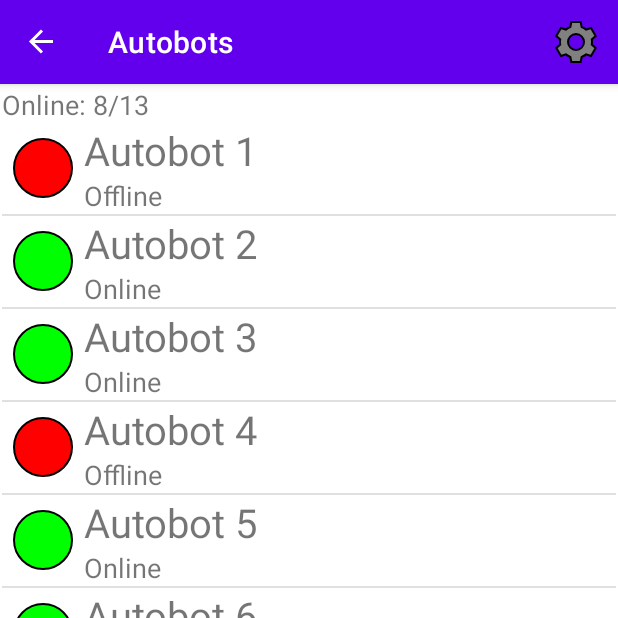
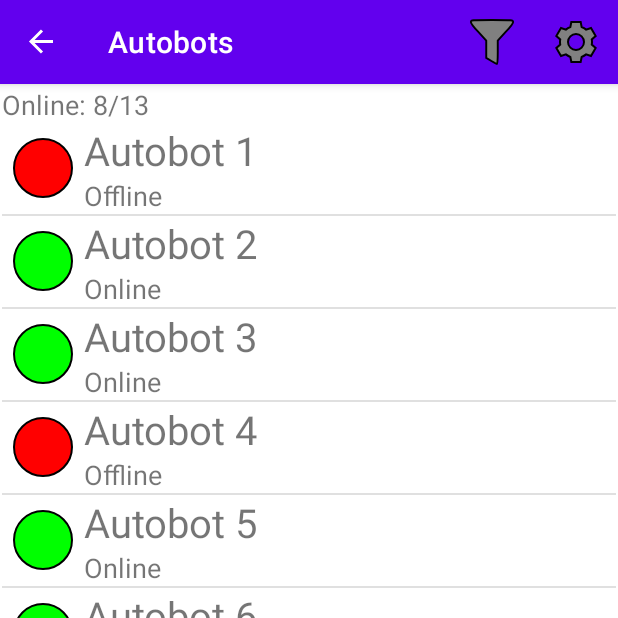
Before and after one commit to moevm/duckietown-android-app, an Android app: the screen it shows after launch (MainActivity), after a tap on "AUTOBOTS", on a phone screen of 412 x 824 dp, the top half of it. Run offline under Robolectric (Android 15) with nearby library versions, the phone set to English and light mode, and no system bars; our stand-ins replace navigation-ui.

Commit message:
Added filter modal window

```diff
--- a/duckietown_android/app/build.gradle
+++ b/duckietown_android/app/build.gradle
@@ -44,6 +44,8 @@ dependencies {
     implementation 'androidx.navigation:navigation-fragment-ktx:2.4.1'
     implementation 'androidx.navigation:navigation-ui-ktx:2.4.1'
     implementation 'androidx.preference:preference:1.2.0'
+    implementation 'androidx.legacy:legacy-support-v4:1.0.0'
+    implementation 'androidx.recyclerview:recyclerview:1.2.1'
     testImplementation 'junit:junit:4.13.2'
     androidTestImplementation 'androidx.test.ext:junit:1.1.3'
     androidTestImplementation 'androidx.test.espresso:espresso-core:3.4.0'
--- a/duckietown_android/app/src/main/java/com/example/duckietownandroid/FragmentDeviceList.kt
+++ b/duckietown_android/app/src/main/java/com/example/duckietownandroid/FragmentDeviceList.kt
@@ -4,9 +4,11 @@ import android.os.Bundle
 import android.util.Log
 import androidx.fragment.app.Fragment
 import android.view.LayoutInflater
+import android.view.Menu
 import android.view.View
 import android.view.ViewGroup
 import android.widget.Toast
+import androidx.appcompat.app.ActionBar
 import androidx.appcompat.app.AppCompatActivity
 import androidx.core.os.bundleOf
 import androidx.navigation.fragment.findNavController
@@ -27,6 +29,10 @@ class FragmentDeviceList : Fragment() {
     // onDestroyView.
     private val binding get() = _binding!!
 
+    override fun onCreate(savedInstanceState: Bundle?) {
+        super.onCreate(savedInstanceState)
+        setHasOptionsMenu(true)
+    }
     override fun onCreateView(
             inflater: LayoutInflater, container: ViewGroup?,
             savedInstanceState: Bundle?
@@ -44,7 +50,6 @@ class FragmentDeviceList : Fragment() {
 
         val typeName = arguments?.getString("list_type") ?: "unknown"
         setCurrentDevices(typeName)
-
         binding.deviceListHeader.text = getString(
             R.string.device_list_status,
             data.count(){item -> item.is_online},
@@ -77,6 +82,17 @@ class FragmentDeviceList : Fragment() {
         (activity as AppCompatActivity?)?.supportActionBar?.title = titleName
     }
 
+    override fun onPrepareOptionsMenu(menu: Menu) {
+        super.onPrepareOptionsMenu(menu)
+        val item = menu.findItem(R.id.menu_filter)
+        item.isVisible = true
+        item.setOnMenuItemClickListener {
+            val filter = DialogFilterFragment()
+            filter.show(activity?.supportFragmentManager!!, "dialog")
+            true
+        }
+    }
+
     private fun adapterOnItemClick(position: Int){
         val item = data[position]
         Toast.makeText(activity, item.name, Toast.LENGTH_SHORT).show()
--- /dev/null
+++ b/duckietown_android/app/src/main/res/drawable/filter.xml
@@ -0,0 +1,6 @@
+<vector android:height="48dp" android:viewportHeight="50"
+    android:viewportWidth="50" android:width="48dp" xmlns:android="http://schemas.android.com/apk/res/android">
+    <path android:fillColor="#808080"
+        android:strokeWidth="2"
+        android:pathData="M3,4.1c0,1.2 3.3,5.7 8,10.7l8,8.7 0,9 0,9 5.4,3.3c3,1.7 5.7,3.2 6,3.2 0.3,-0 0.6,-5.5 0.6,-12.3l0,-12.2 8,-8.7c4.7,-5 8,-9.5 8,-10.7 0,-2.1 -0.4,-2.1 -22,-2.1 -21.6,-0 -22,-0 -22,2.1z" android:strokeColor="#FF000000"/>
+</vector>
--- a/duckietown_android/app/src/main/res/layout/fragment_main.xml
+++ b/duckietown_android/app/src/main/res/layout/fragment_main.xml
@@ -25,7 +25,8 @@
             android:layout_margin="@dimen/main_logo_margin"
             android:layout_marginTop="@dimen/main_logo_margin_top"
             android:layout_width="match_parent"
-            android:layout_height="wrap_content"
+            android:layout_height="0dp"
+            android:layout_weight="3"
             android:src="@drawable/duckietown_logo" />
 
         <Button
--- a/duckietown_android/app/src/main/res/menu/menu_main.xml
+++ b/duckietown_android/app/src/main/res/menu/menu_main.xml
@@ -4,9 +4,16 @@
     tools:context="com.example.duckietownandroid.MainActivity">
 
     <item
+        android:id="@+id/menu_filter"
+        android:icon="@drawable/filter"
+        android:title="Filter"
+        android:visible="false"
+        app:showAsAction="ifRoom"/>
+
+    <item
         android:id="@+id/menu_item_test"
         android:icon="@drawable/settings"
-        android:title=""
+        android:title="Settings"
         app:showAsAction="always"/>
 
 </menu>
--- a/duckietown_android/app/src/main/res/values/dimens.xml
+++ b/duckietown_android/app/src/main/res/values/dimens.xml
@@ -6,4 +6,9 @@
     <dimen name="device_item_status_icon_margin">7dp</dimen>
     <dimen name="main_logo_margin">10dp</dimen>
     <dimen name="main_logo_margin_top">20dp</dimen>
+    <dimen name="list_item_spacing">16dp</dimen>
+    <dimen name="list_item_spacing_half">8dp</dimen>
+    <dimen name="filter_padding">25dp</dimen>
+    <dimen name="filter_hints_size">10pt</dimen>
+    <dimen name="filter_editable_height">50dp</dimen>
 </resources>
--- a/duckietown_android/app/src/main/res/values/strings.xml
+++ b/duckietown_android/app/src/main/res/values/strings.xml
@@ -41,4 +41,10 @@
     <string name="map_send_button">Send</string>
     <!-- TODO: Remove or change this placeholder text -->
     <string name="hello_blank_fragment">Hello blank fragment</string>
+    <string name="filter_option_only_online">Only online</string>
+    <string name="filter_option_max_battery">Max battery in %</string>
+    <string name="filter_button_apply">Apply</string>
+    <string name="filter_option_min_device_temperature">Min device temperature, °C</string>
+    <string name="filter_option_max_device_temperature">Max device temperature, °C</string>
+    <string name="filter_option_min_memory_used">Min memory used by device, Gb</string>
 </resources>
```
Also changed, not shown: duckietown_android/app/src/main/java/com/example/duckietownandroid/DialogFilterFragment.kt (added, +44 -0 lines), duckietown_android/app/src/main/res/layout/dialog_filter_fragment.xml (added, +86 -0 lines).
